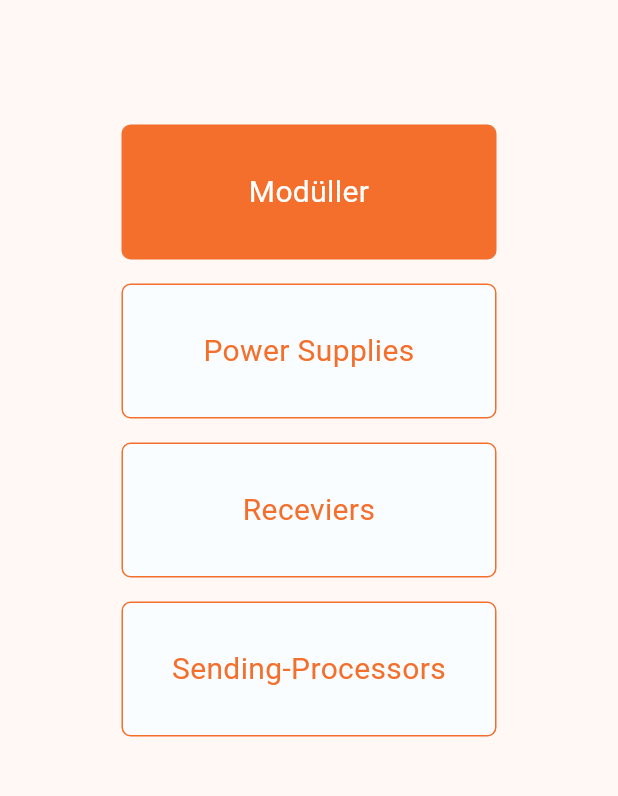
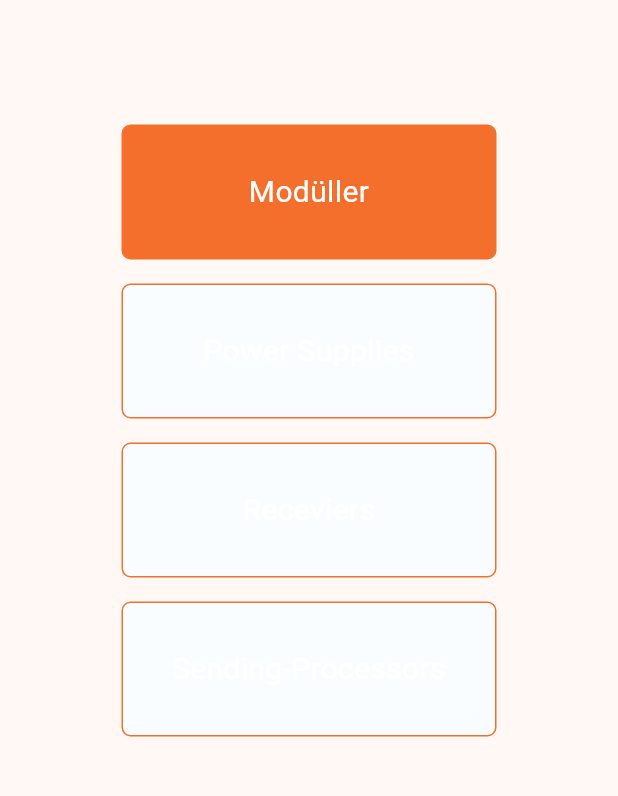
Before and after one commit to nuryds/offer_orange_theme, a Flutter app: the IkinciFiyatGuncelle screen opened directly, after a tap on the "arrow back" icon, on a phone screen of 412 x 824 dp, the part 84-880 px from its top. Run offline on Flutter 3.47's test engine with Material 3 defaults, Android fonts, the phone set to English and light mode, and no system bars; our stand-ins replace get, google_fonts.

Commit message:
renkleri değişti

```diff
--- a/lib/component/custom_button.dart
+++ b/lib/component/custom_button.dart
@@ -10,8 +10,8 @@ class CustomButton extends StatelessWidget {
     this.txtSize,
     required this.width,
     required this.height,
-    this.txtColor = primaryColor,     // appbar color degişti
-    this.activeColor = onBackgroundColor,
+    this.txtColor = profileCardColor,     // appbar color degişti
+    this.activeColor =primaryColor,
     this.passiveColor = backgroundColor,
     this.borderRadius,
     this.activebuttonTxtColor,
--- a/lib/component/custom_textfield.dart
+++ b/lib/component/custom_textfield.dart
@@ -78,18 +78,18 @@ class CustomTextField extends StatelessWidget {
             enabledBorder: OutlineInputBorder(
               borderRadius: BorderRadius.circular(12),
               borderSide: const BorderSide(
-                color: Colors.grey,
+                color: backgroundColor,
               ),
             ),
             border: OutlineInputBorder(
               borderSide: BorderSide(
-                color:  Colors.grey,
+                color:backgroundColor,
               ),
             ),
             focusedBorder: OutlineInputBorder(
               borderRadius: BorderRadius.circular(12),
               borderSide: const BorderSide(
-                color: primaryColor,
+                color:backgroundColor ,
               ),
             ),
             disabledBorder: OutlineInputBorder(
@@ -100,7 +100,7 @@ class CustomTextField extends StatelessWidget {
             ),
             labelStyle: TextStyle(
               fontSize: labelTextSize,
-              color: primaryColor,
+              color:primaryColor ,
               fontWeight: FontWeight.normal,
             ),
             labelText: label,
--- a/lib/constant/colors.dart
+++ b/lib/constant/colors.dart
@@ -7,9 +7,7 @@ const onPrimaryTextColor =Color(0xffFFFFFF);
 const secondaryColor = Color(0xffFFA735);
 const onSecondaryTextColor =Color(0xffFFFFFF);
 const profileCardColor =Color(0xffFFFFFF);
-const onProfileCardColor =Color(0xffFFA735);
 const backgroundColor = Color(0xffFAFDFF);
-const onBackgroundColor =Color(0xffF46F2C);
 const passiveButtonTextColor = Colors.black;    // ben ekledim
 // final custombuttonTextcolor =Color(0xffE0F2F1);
 
```
